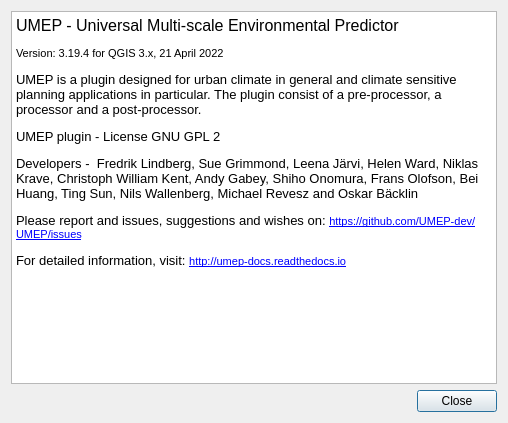
Qt form UMEP_about.ui (UMEP-dev/UMEP) before a commit.
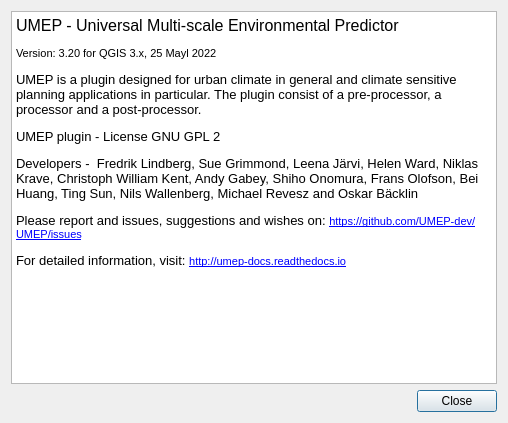
The same form after that commit.

```diff
--- a/UMEP_about.ui
+++ b/UMEP_about.ui
@@ -29,9 +29,9 @@
       <string>&lt;!DOCTYPE HTML PUBLIC &quot;-//W3C//DTD HTML 4.0//EN&quot; &quot;http://www.w3.org/TR/REC-html40/strict.dtd&quot;&gt;
 &lt;html&gt;&lt;head&gt;&lt;meta name=&quot;qrichtext&quot; content=&quot;1&quot; /&gt;&lt;style type=&quot;text/css&quot;&gt;
 p, li { white-space: pre-wrap; }
-&lt;/style&gt;&lt;/head&gt;&lt;body style=&quot; font-family:'MS Shell Dlg 2'; font-size:7.8pt; font-weight:400; font-style:normal;&quot;&gt;
+&lt;/style&gt;&lt;/head&gt;&lt;body style=&quot; font-family:'MS Shell Dlg 2'; font-size:8.25pt; font-weight:400; font-style:normal;&quot;&gt;
 &lt;p style=&quot; margin-top:0px; margin-bottom:0px; margin-left:0px; margin-right:0px; -qt-block-indent:0; text-indent:0px;&quot;&gt;&lt;span style=&quot; font-size:12pt;&quot;&gt;UMEP - Universal Multi-scale Environmental Predictor &lt;/span&gt;&lt;/p&gt;
-&lt;p style=&quot; margin-top:12px; margin-bottom:12px; margin-left:0px; margin-right:0px; -qt-block-indent:0; text-indent:0px;&quot;&gt;&lt;span style=&quot; font-size:8pt;&quot;&gt;Version: 3.19.4 for QGIS 3.x, 21 April 2022&lt;/span&gt;&lt;/p&gt;
+&lt;p style=&quot; margin-top:12px; margin-bottom:12px; margin-left:0px; margin-right:0px; -qt-block-indent:0; text-indent:0px;&quot;&gt;&lt;span style=&quot; font-size:8pt;&quot;&gt;Version: 3.20 for QGIS 3.x, 25 Mayl 2022&lt;/span&gt;&lt;/p&gt;
 &lt;p style=&quot; margin-top:12px; margin-bottom:12px; margin-left:0px; margin-right:0px; -qt-block-indent:0; text-indent:0px;&quot;&gt;&lt;span style=&quot; font-size:10pt;&quot;&gt;UMEP is a plugin designed for urban climate in general and climate sensitive planning applications in particular. The plugin consist of a pre-processor, a processor and a post-processor.&lt;/span&gt;&lt;/p&gt;
 &lt;p style=&quot; margin-top:12px; margin-bottom:12px; margin-left:0px; margin-right:0px; -qt-block-indent:0; text-indent:0px;&quot;&gt;&lt;span style=&quot; font-size:10pt;&quot;&gt;UMEP plugin - License GNU GPL 2&lt;/span&gt;&lt;/p&gt;
 &lt;p style=&quot; margin-top:12px; margin-bottom:12px; margin-left:0px; margin-right:0px; -qt-block-indent:0; text-indent:0px;&quot;&gt;&lt;span style=&quot; font-size:10pt;&quot;&gt;Developers -  Fredrik Lindberg, Sue Grimmond, Leena Järvi, Helen Ward, Niklas Krave, Christoph William Kent, Andy Gabey, Shiho Onomura, Frans Olofson, Bei Huang, Ting Sun, Nils Wallenberg, Michael Revesz and Oskar Bäcklin&lt;/span&gt;&lt;/p&gt;
```
